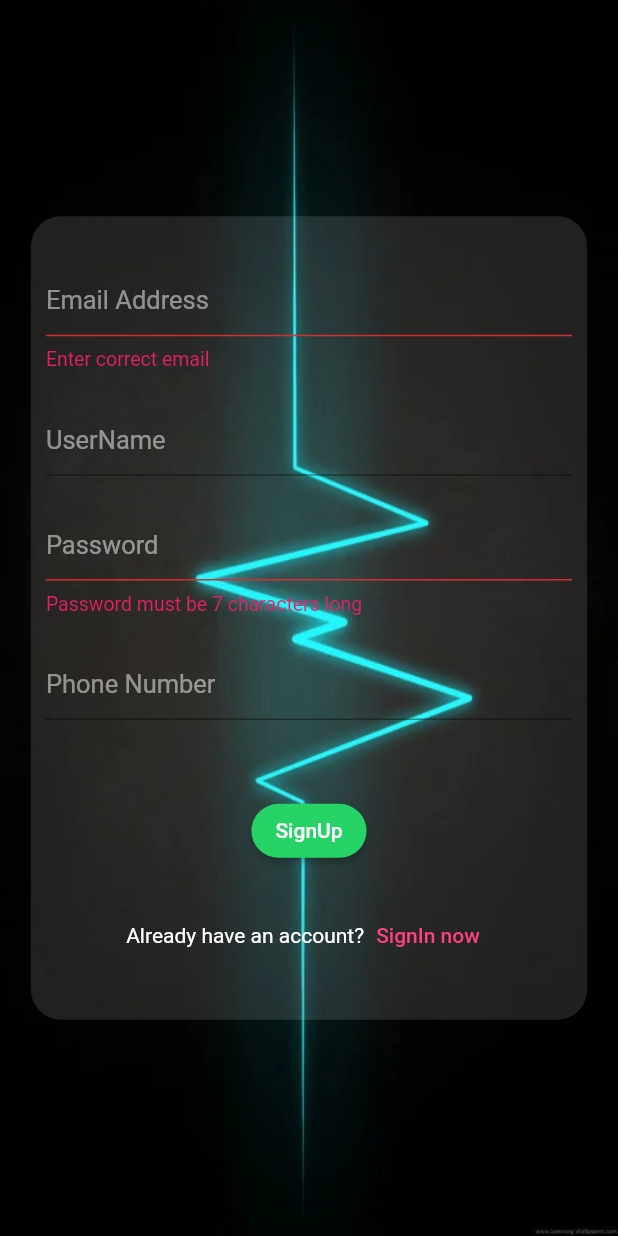
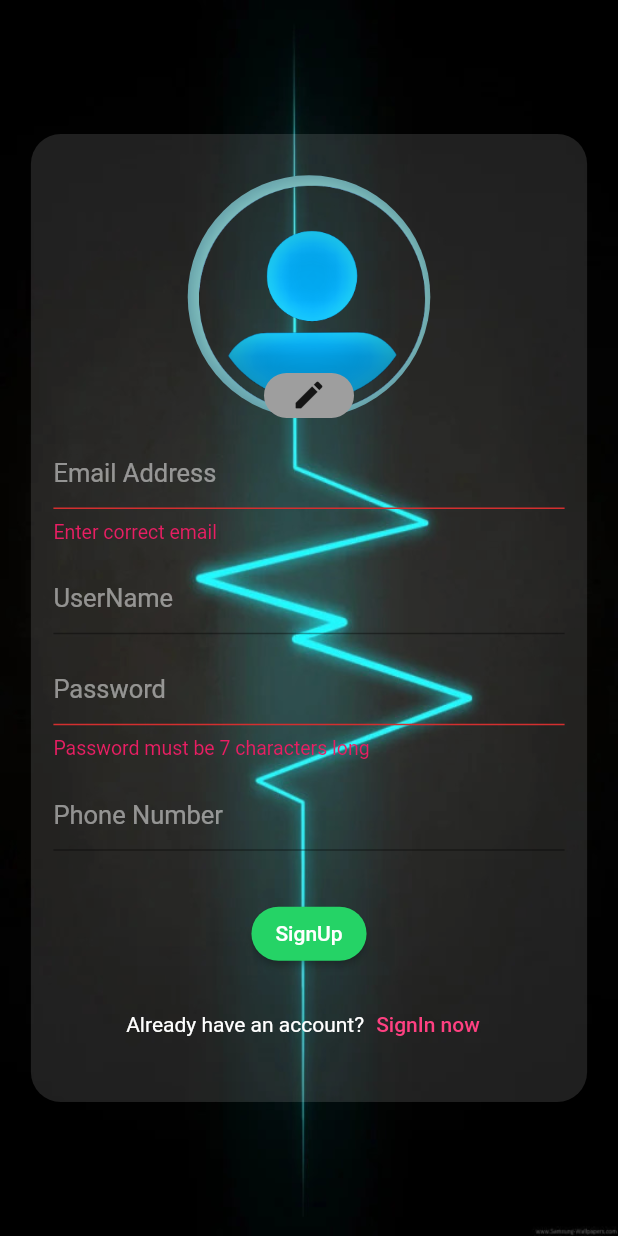
Before and after one commit to suraj0223/Daily_chat, a Flutter app: the screen it shows after launch, after a tap on "Login", after a tap on "Register Now", on a phone screen of 412 x 824 dp. Run offline on Flutter 3.47's test engine with Material 2 defaults, Android fonts, the phone set to English and light mode, and no system bars; our stand-ins replace cloud_firestore, firebase_auth, firebase_core, firebase_storage, image_picker, permission_handler; missing offline and left inert: agora_rtc_engine; accounts and stored records are empty; network calls fail.

Commit message:
User profile pic added

```diff
--- a/lib/screens/auth_screen.dart
+++ b/lib/screens/auth_screen.dart
@@ -1,4 +1,8 @@
+import 'dart:io';
+
 import 'package:firebase_auth/firebase_auth.dart';
+import 'package:firebase_storage/firebase_storage.dart';
+import 'package:firebase_storage/firebase_storage.dart';
 import 'package:flutter/material.dart';
 import 'package:flutter/services.dart';
 import '../screens/main_screen.dart';
@@ -15,6 +19,7 @@ class _AuthScreenState extends State<AuthScreen> {
   final _auth = FirebaseAuth.instance;
 
   void _submitAuthForm(
+    File userimage,
     String username,
     String email,
     String password,
@@ -42,6 +47,17 @@ class _AuthScreenState extends State<AuthScreen> {
           password: password,
         );
 
+        // ... writing a method for uploading an image to firebase
+
+        final ref = FirebaseStorage.instance
+            .ref()
+            .child('userProfileImages')
+            .child(authResult.user.uid + '.jpg');
+
+        await ref.putFile(userimage).whenComplete(() {});
+
+        var _profileurl = await ref.getDownloadURL();
+
         FirebaseFirestore.instance
             .collection('users')
             .doc(authResult.user.uid)
@@ -50,7 +66,8 @@ class _AuthScreenState extends State<AuthScreen> {
           'email': email,
           'phonenumber': '+91' + phoneNumber,
           'status': status,
-          'about': about
+          'about': about,
+          'profileurl': _profileurl
         });
 
         Navigator.pushAndRemoveUntil(
@@ -94,7 +111,7 @@ class _AuthScreenState extends State<AuthScreen> {
                         Icons.admin_panel_settings_outlined,
                         size: 120,
                       ),
-                      Text('Please Enter the correct Credentials!'),
+                      Text('Please check your Credentials!'),
                       ElevatedButton(
                           onPressed: () {
                             Navigator.of(context).pop();
--- a/lib/screens/search_screen.dart
+++ b/lib/screens/search_screen.dart
@@ -60,6 +60,7 @@ class _SearchScreenState extends State<SearchScreen> {
               : ListView(
                   children: seachdoc.map((querry) {
                     return SearchPeopleList(
+                      profileUrl: querry['profileurl'],
                       email: querry['email'],
                       username: querry['username'],
                       userId: querry.id,
@@ -77,7 +78,10 @@ class _SearchScreenState extends State<SearchScreen> {
   @override
   Widget build(BuildContext context) {
     return Scaffold(
-      appBar: AppBar(title: Text('Search People')),
+      appBar: AppBar(
+        leadingWidth: 27,
+        title: Text('Search People'),
+      ),
       body: Column(
         children: <Widget>[
           Flexible(
--- a/lib/widget/auth/auth_form.dart
+++ b/lib/widget/auth/auth_form.dart
@@ -1,9 +1,13 @@
+import 'dart:io';
+
 import 'package:flutter/cupertino.dart';
 import 'package:flutter/material.dart';
+import 'package:whatsapp/widget/user_picker_image.dart';
 
 class AuthForm extends StatefulWidget {
   AuthForm(this.submitFrm);
   final void Function(
+    File userimage,
     String username,
     String email,
     String password,
@@ -22,7 +26,7 @@ class _AuthFormState extends State<AuthForm> {
   final _formKey = GlobalKey<FormState>();
 
   var _islogin = true;
-
+  File _userimage;
   String _userName = '';
   String _userEmail = '';
   String _userPassword = '';
@@ -30,16 +34,27 @@ class _AuthFormState extends State<AuthForm> {
   String _userPhoneNumber = '';
   String _status = 'Available';
 
+  void _pickedUserImage(File image) {
+    _userimage = image;
+  }
+
   void _trySubmit() {
     final isvalid = _formKey.currentState.validate();
+    FocusScope.of(context).unfocus();
 
-    FocusScope.of(context).unfocus();
+    if (_userimage == null && !_islogin) {
+      ScaffoldMessenger.of(context)
+          .showSnackBar(SnackBar(content: Text('Pick an image to continue!')));
+      return;
+    }
+
     if (isvalid) {
       _formKey.currentState.save();
     }
     widget.submitFrm(
+      _userimage,
       _userName.trim(),
-       _userEmail.trim(),
+      _userEmail.trim(),
       _userPassword.trim(),
       _userPhoneNumber.trim(),
       _status.trim(),
@@ -68,11 +83,11 @@ class _AuthFormState extends State<AuthForm> {
             decoration: BoxDecoration(
                 color: Colors.white12, borderRadius: BorderRadius.circular(20)),
             alignment: Alignment.center,
-            padding: EdgeInsets.all(10),
-            duration: Duration(milliseconds: 900),
+            padding: EdgeInsets.all(15),
+            duration: Duration(milliseconds: 1200),
             height: _islogin
-                ? MediaQuery.of(context).size.height * 0.45
-                : MediaQuery.of(context).size.height * 0.65,
+                ? MediaQuery.of(context).size.height * 0.6
+                : MediaQuery.of(context).size.height * 0.8,
             width: MediaQuery.of(context).size.width * 0.9,
             child: Form(
               key: _formKey,
@@ -80,6 +95,7 @@ class _AuthFormState extends State<AuthForm> {
                 // mainAxisSize: MainAxisSize.min,
                 mainAxisAlignment: MainAxisAlignment.spaceEvenly,
                 children: <Widget>[
+                  USerPickerImage(loginState: _islogin, pickImagefun:_pickedUserImage),
                   TextFormField(
                     key: ValueKey('email'),
                     validator: (value) {
--- /dev/null
+++ b/lib/widget/user_picker_image.dart
@@ -0,0 +1,74 @@
+import 'dart:io';
+
+import 'package:flutter/material.dart';
+import 'package:image_picker/image_picker.dart';
+
+class USerPickerImage extends StatefulWidget {
+  final bool loginState;
+  USerPickerImage({this.pickImagefun, this.loginState});
+
+  final void Function(
+    File pickImage,
+  ) pickImagefun;
+  @override
+  _USerPickerImageState createState() => _USerPickerImageState();
+}
+
+class _USerPickerImageState extends State<USerPickerImage> {
+  File _image;
+  final picker = ImagePicker();
+
+  Future _getImage() async {
+    final pickedFile = await picker.getImage(source: ImageSource.gallery);
+    setState(() {
+      if (pickedFile != null) {
+        _image = File(pickedFile.path);
+      } else {
+        _image = null;
+      }
+    });
+    widget.pickImagefun(_image);
+  }
+
+  @override
+  Widget build(BuildContext context) {
+    return Flexible(
+      child: Stack(
+        alignment: Alignment.center,
+        // fit: StackFit.expand,
+        children: [
+          Container(
+            padding: EdgeInsets.all(30),
+            alignment: Alignment.center,
+            decoration: BoxDecoration(
+              shape: BoxShape.circle,
+              image: DecorationImage(
+                fit: BoxFit.cover,
+                image: _image == null
+                    ? AssetImage('assets/images/user.png')
+                    : FileImage(_image),
+              ),
+            ),
+            height: widget.loginState ? 100 : 200,
+            width: widget.loginState ? 100 : 200,
+          ),
+          if (!widget.loginState)
+            Align(
+              child: GestureDetector(
+                child: Container(
+                  child: Icon(Icons.edit_rounded),
+                  decoration: BoxDecoration(
+                      borderRadius: BorderRadius.circular(20),
+                      color: Colors.grey),
+                  height: 30,
+                  width: 60,
+                ),
+                onTap: _getImage,
+              ),
+              alignment: Alignment.bottomCenter,
+            ),
+        ],
+      ),
+    );
+  }
+}
--- a/pubspec.yaml
+++ b/pubspec.yaml
@@ -29,6 +29,8 @@ dependencies:
   shared_preferences: ^2.0.5
   agora_rtc_engine: ^3.3.3
   permission_handler:
+  image_picker:
+  firebase_storage:
 
 
   # The following adds the Cupertino Icons font to your application.
```
Also changed, not shown: lib/screens/chat_screen.dart (+13 -23 lines), lib/screens/profile_screen.dart (+15 -5 lines), lib/widget/chats_list.dart (+6 -4 lines), lib/widget/search_peoplelist.dart (+8 -2 lines), pubspec.lock.
